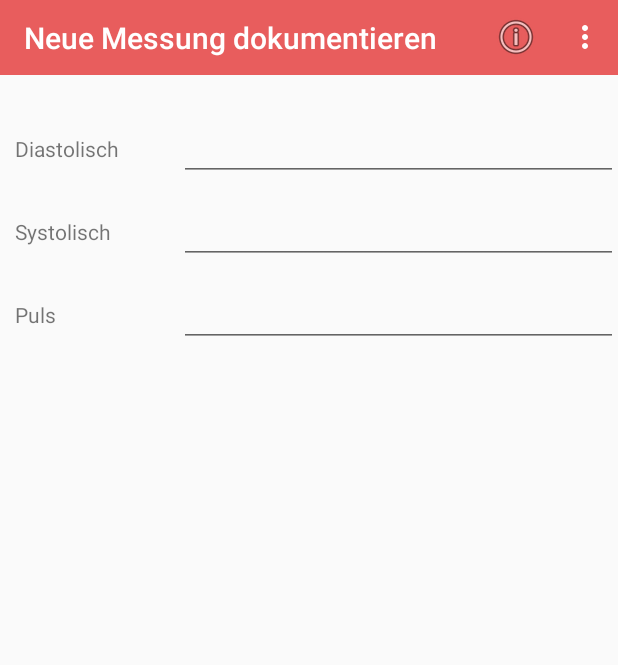
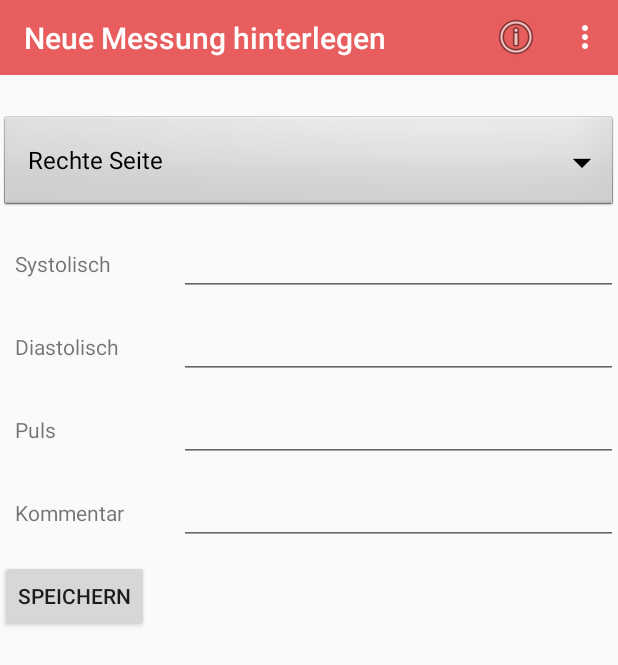
Before and after one commit to daddonma/Gesundheitstagebuch, an Android app: the screen it shows after launch (BludruckMessungInsertActivity before the commit, BlutdruckMessungInsertActivity after it), after a tap on "JETZT EINTRAGEN", on a phone screen of 412 x 824 dp. Shown: the top 665 px of the screen. Run offline under Robolectric (Android 15) with nearby library versions, the phone set to English and light mode, and no system bars.

Commit message:
BlutdruckMessungUebersichtctivity erstellt + Bugfixes insert

```diff
--- a/app/src/main/java/de/macoda/gesundheitstagebuch/MainActivity.java
+++ b/app/src/main/java/de/macoda/gesundheitstagebuch/MainActivity.java
@@ -2,13 +2,14 @@ package de.macoda.gesundheitstagebuch;
 
 import de.macoda.gesundheitstagebuch.blutdruck.*;
 
-import android.content.ContentValues;
 import android.content.Intent;
 import android.os.Bundle;
 import android.util.Log;
 import android.view.Menu;
 import android.view.View;
 import android.widget.Button;
+import android.widget.LinearLayout;
+import android.widget.TextView;
 
 import androidx.appcompat.widget.Toolbar;
 
@@ -32,22 +33,33 @@ public class MainActivity extends AppCompatActivity {
         Log.v(CLASS_NAME, "Die Datenquelle wird geöffnet.");
         blutdruckMessungDataSource.open();
 
-//        ContentValues values = new ContentValues();
-//        values.put(BlutdruckMessungDbHelper.COLUMN_MESSUNG_AM, "2021-03-10");
-//        values.put(BlutdruckMessungDbHelper.COLUMN_MMHG_SYSTOLISCH, "130");
-//        values.put(BlutdruckMessungDbHelper.COLUMN_MMHG_DIASTOLISCH, "85");
-//        values.put(BlutdruckMessungDbHelper.COLUMN_PULS, "70");
-//        values.put(BlutdruckMessungDbHelper.COLUMN_POSITION, BlutdruckMessung.POSITION_RIGHT);
-//        values.put(BlutdruckMessungDbHelper.COLUMN_KOMMENTAR,"Hallo Welt");
-
-       // BlutdruckMessung blutdruckMessungObj = blutdruckMessungDataSource.insertBlutdruckMessung(values);
-        //blutdruckMessungDataSource.getAllBlutdruckMessungen();
-
-       BlutdruckMessung newestBlutdruckMessungRight = blutdruckMessungDataSource.getNewestBlutdruckMessung(BlutdruckMessung.POSITION_RIGHT);
-
        initButtonInsertBlutdruckmessung();
 
+       //Neueste Blutdruckmessung laden
+       loadNewestBlutdruckMessung();
 
+
+        LinearLayout cardBlutdruck = (LinearLayout) findViewById(R.id.card_blutdruck);
+
+        View.OnClickListener onClickListenerx = new View.OnClickListener() {
+            @Override
+            public void onClick(View v) {
+
+                Intent explicitIntent = new Intent(MainActivity.this, BlutdruckMessungUebersichtActivity.class);
+
+                startActivity(explicitIntent);
+            }
+        };
+
+        cardBlutdruck.setOnClickListener(onClickListenerx);
+
+    }
+
+    @Override
+    protected void onResume() {
+        super.onResume();
+
+        loadNewestBlutdruckMessung();
     }
 
     private void initMenuBar() {
@@ -71,14 +83,43 @@ public class MainActivity extends AppCompatActivity {
             @Override
             public void onClick(View v) {
 
-                Intent explicitIntent = new Intent(MainActivity.this, BludruckMessungInsertActivity.class);
+                Intent explicitIntent = new Intent(MainActivity.this, BlutdruckMessungInsertActivity.class);
 
                 startActivity(explicitIntent);
             }
         };
 
+        button.setOnClickListener(onClickListener);
+    }
 
-        button.setOnClickListener(onClickListener);
+    private void loadNewestBlutdruckMessung() {
+
+        BlutdruckMessung newestBlutdruckMessungRechts = blutdruckMessungDataSource.getNewestBlutdruckMessung(BlutdruckMessung.POSITION_RIGHT);
+        BlutdruckMessung newestBlutdruckMessungLinks = blutdruckMessungDataSource.getNewestBlutdruckMessung(BlutdruckMessung.POSITION_LEFT);
+
+        TextView neuesteMessungRechts = (TextView) findViewById(R.id.neueste_messung_rechts);
+        TextView neuesteMessungLinks = (TextView) findViewById(R.id.neueste_messung_links);
+
+        String textLeft;
+        String textRight;
+
+
+        if(newestBlutdruckMessungRechts != null) {
+            textRight = "(R) " + newestBlutdruckMessungRechts.getMmhgSystolisch() + " / " + newestBlutdruckMessungRechts.getMmhgDiastolisch() + " \n " + newestBlutdruckMessungRechts.getLocalMessungAm();
+        } else {
+            textRight = "bisher keine Messung auf der rechten Seite";
+        }
+
+        if(newestBlutdruckMessungLinks != null) {
+            textLeft = "(L) " + newestBlutdruckMessungLinks.getMmhgSystolisch() + " / " + newestBlutdruckMessungLinks.getMmhgDiastolisch() + " \n " + newestBlutdruckMessungLinks.getLocalMessungAm();
+        } else {
+            textLeft = "bisher keine Messung auf der linken Seite";
+        }
+
+        neuesteMessungRechts.setText(textRight);
+        neuesteMessungLinks.setText(textLeft);
+
+
 
     }
 }
--- a/app/src/main/java/de/macoda/gesundheitstagebuch/blutdruck/BludruckMessungInsertActivity.java
+++ /dev/null
@@ -1,36 +0,0 @@
-package de.macoda.gesundheitstagebuch.blutdruck;
-
-import de.macoda.gesundheitstagebuch.*;
-
-import android.os.Bundle;
-import android.view.Menu;
-
-import androidx.appcompat.app.AppCompatActivity;
-import androidx.appcompat.widget.Toolbar;
-
-public class BludruckMessungInsertActivity extends AppCompatActivity {
-
-    @Override
-    protected void onCreate(Bundle savedInstanceState) {
-        super.onCreate(savedInstanceState);
-
-        setContentView(R.layout.activity_blutdruckmessung_insert);
-
-        initMenuBar();
-    }
-
-    @Override
-    public boolean onCreateOptionsMenu(Menu menu) {
-        getMenuInflater().inflate(R.menu.menu_activity_main, menu);
-        return true;
-    }
-
-    private void initMenuBar() {
-        Toolbar toolbar = (Toolbar) findViewById(R.id.toolbar_blutdruckmessung_insert);
-        setSupportActionBar(toolbar);
-
-        getSupportActionBar().setTitle("Neue Messung dokumentieren");
-    }
-
-
-}
--- a/app/src/main/java/de/macoda/gesundheitstagebuch/blutdruck/BlutdruckMessungDataSource.java
+++ b/app/src/main/java/de/macoda/gesundheitstagebuch/blutdruck/BlutdruckMessungDataSource.java
@@ -45,7 +45,7 @@ public class BlutdruckMessungDataSource {
         Log.d(CLASS_NAME, "Datenbank mit Hilfe des DbHelpers geschlossen.");
     }
 
-    public BlutdruckMessung insertBlutdruckMessung(ContentValues values) {
+    public Long insertBlutdruckMessung(ContentValues values) {
 
         String tableName = BlutdruckMessungDbHelper.TABLE_NAME;
 
@@ -57,12 +57,11 @@ public class BlutdruckMessungDataSource {
 
         BlutdruckMessung blutdruckMessungObj = createBlutdruckMessungObjByCursor(cursor);
 
-        return blutdruckMessungObj;
+        return insertedID;
     }
 
     private BlutdruckMessung createBlutdruckMessungObjByCursor(Cursor cursor) {
 
-        String x = "1";
         long id = cursor.getLong(cursor.getColumnIndex(BlutdruckMessungDbHelper.COLUMN_ID));
         String messungAm = cursor.getString(cursor.getColumnIndex(BlutdruckMessungDbHelper.COLUMN_MESSUNG_AM));
         short position = cursor.getShort(cursor.getColumnIndex(BlutdruckMessungDbHelper.COLUMN_POSITION));
--- /dev/null
+++ b/app/src/main/java/de/macoda/gesundheitstagebuch/blutdruck/BlutdruckMessungInsertActivity.java
@@ -0,0 +1,142 @@
+package de.macoda.gesundheitstagebuch.blutdruck;
+
+import de.macoda.gesundheitstagebuch.*;
+
+import android.content.ContentValues;
+import android.os.Bundle;
+import android.util.Log;
+import android.view.Menu;
+import android.view.View;
+import android.widget.ArrayAdapter;
+import android.widget.Button;
+import android.widget.EditText;
+import android.widget.Spinner;
+import android.widget.Toast;
+
+import androidx.appcompat.app.AppCompatActivity;
+import androidx.appcompat.widget.Toolbar;
+
+import java.sql.Timestamp;
+import java.text.SimpleDateFormat;
+
+public class BlutdruckMessungInsertActivity extends AppCompatActivity {
+
+    public static final String CLASS_NAME = BlutdruckMessungInsertActivity.class.getSimpleName();
+
+    private static final String DROPDOWN_TEXT_POS_RIGHT = "Rechte Seite";
+    private static final String DROPDOWN_TEXT_POS_LEFT = "Linke Seite";
+
+    private BlutdruckMessungDataSource blutdruckMessungDataSource;
+    private static final SimpleDateFormat dateFormat = new SimpleDateFormat("yyyy-MM-dd HH:mm:ss");
+
+    private int diastolisch;
+    private int systolisch;
+    private int puls;
+    private String kommentar;
+    private short position;
+    private String messungAm;
+
+    @Override
+    protected void onCreate(Bundle savedInstanceState) {
+
+        Log.d(CLASS_NAME, "asd");
+
+
+        super.onCreate(savedInstanceState);
+
+        blutdruckMessungDataSource = new BlutdruckMessungDataSource(this);
+        blutdruckMessungDataSource.open();
+
+        setContentView(R.layout.activity_blutdruckmessung_insert);
+
+        initMenuBar();
+
+        initDropDownPosition();
+
+        initInsertButton();
+
+    }
+
+    @Override
+    public boolean onCreateOptionsMenu(Menu menu) {
+        getMenuInflater().inflate(R.menu.menu_activity_main, menu);
+        return true;
+    }
+
+    private void initMenuBar() {
+        Toolbar toolbar = (Toolbar) findViewById(R.id.toolbar_blutdruckmessung_insert);
+        setSupportActionBar(toolbar);
+
+        getSupportActionBar().setTitle("Neue Messung hinterlegen");
+    }
+
+    private void initDropDownPosition() {
+
+        Spinner dropdown = (Spinner) findViewById(R.id.dropdown_position);
+
+        String[] items = new String[]{DROPDOWN_TEXT_POS_RIGHT, DROPDOWN_TEXT_POS_LEFT};
+
+        ArrayAdapter<String> adapter = new ArrayAdapter<>(this, android.R.layout.simple_spinner_dropdown_item, items);
+
+        dropdown.setAdapter(adapter);
+    }
+
+    private void initInsertButton() {
+
+        View.OnClickListener onButtonClickListener = new View.OnClickListener() {
+            @Override
+            public void onClick(View v) {
+
+                Timestamp timestamp = new Timestamp(System.currentTimeMillis());
+
+                Spinner dropdownPosition = (Spinner) findViewById(R.id.dropdown_position);
+                EditText editTextDiastolisch = (EditText) findViewById(R.id.input_number_diastolisch);
+                EditText editTextSystolisch = (EditText) findViewById(R.id.input_number_systolisch);
+                EditText editTextPuls = (EditText) findViewById(R.id.input_number_puls);
+                EditText editTextKommentar = (EditText) findViewById(R.id.input_text_kommentar);
+
+                diastolisch = Integer.parseInt(editTextDiastolisch.getText().toString());
+                systolisch = Integer.parseInt(editTextSystolisch.getText().toString());
+                puls = Integer.parseInt(editTextPuls.getText().toString());
+                kommentar = editTextKommentar.getText().toString();
+                messungAm = dateFormat.format(timestamp);
+
+                switch(dropdownPosition.getSelectedItem().toString()) {
+                    case DROPDOWN_TEXT_POS_RIGHT:
+                        position = BlutdruckMessung.POSITION_RIGHT;
+                        break;
+                    case DROPDOWN_TEXT_POS_LEFT:
+                        position = BlutdruckMessung.POSITION_LEFT;
+                        break;
+                }
+
+                insertData();
+
+            }
+        };
+
+        // Anfordern des Button-Objekts über seine Ressourcen-ID
+        Button button = (Button) findViewById(R.id.button_insert_messung);
+
+        // Registrieren der OnClickListener-Instanz für den Button
+        button.setOnClickListener(onButtonClickListener);
+    }
+
+    private void insertData() {
+
+        ContentValues values = new ContentValues();
+        values.put(BlutdruckMessungDbHelper.COLUMN_MESSUNG_AM, messungAm);
+        values.put(BlutdruckMessungDbHelper.COLUMN_MMHG_SYSTOLISCH, Integer.toString(systolisch));
+        values.put(BlutdruckMessungDbHelper.COLUMN_MMHG_DIASTOLISCH, Integer.toString(diastolisch));
+        values.put(BlutdruckMessungDbHelper.COLUMN_PULS, Integer.toString(puls));
+        values.put(BlutdruckMessungDbHelper.COLUMN_POSITION, position);
+        values.put(BlutdruckMessungDbHelper.COLUMN_KOMMENTAR,kommentar);
+
+       long insertedID = blutdruckMessungDataSource.insertBlutdruckMessung(values);
+
+       Toast.makeText(this, "Eintrag erfolgreich gespeichert (ID: " + insertedID +")", Toast.LENGTH_LONG).show();
+
+
+
+    }
+}
--- a/app/src/main/res/layout/activity_blutdruckmessung_insert.xml
+++ b/app/src/main/res/layout/activity_blutdruckmessung_insert.xml
@@ -20,20 +20,13 @@
         android:layout_width="match_parent"
         android:layout_height="wrap_content"
         android:layout_marginTop="10sp">
-        <TextView
-            android:layout_width="25dp"
+
+        <Spinner
+            android:id="@+id/dropdown_position"
+            android:layout_width="match_parent"
             android:layout_height="wrap_content"
-            android:text="Diastolisch"
-            android:layout_weight="1"
-            android:padding="10dp"
-            android:layout_marginEnd="5sp" />
-
-        <EditText
-            android:layout_width="25dp"
-            android:layout_height="wrap_content"
-            android:inputType="number"
-            android:layout_weight="3"
-            android:id="@+id/editText_new_quantity" />
+            android:background="@android:drawable/btn_dropdown"
+            android:spinnerMode="dropdown"/>
 
     </LinearLayout>
 
@@ -55,7 +48,29 @@
             android:layout_height="wrap_content"
             android:inputType="number"
             android:layout_weight="3"
-            android:id="@+id/editText_new_quantity2" />
+            android:id="@+id/input_number_systolisch" />
+
+    </LinearLayout>
+
+    <LinearLayout
+        android:orientation="horizontal"
+        android:layout_width="match_parent"
+        android:layout_height="wrap_content"
+        android:layout_marginTop="10sp">
+        <TextView
+            android:layout_width="25dp"
+            android:layout_height="wrap_content"
+            android:text="Diastolisch"
+            android:layout_weight="1"
+            android:padding="10dp"
+            android:layout_marginEnd="5sp" />
+
+        <EditText
+            android:layout_width="25dp"
+            android:layout_height="wrap_content"
+            android:inputType="number"
+            android:layout_weight="3"
+            android:id="@+id/input_number_diastolisch" />
 
     </LinearLayout>
 
@@ -77,9 +92,44 @@
             android:layout_height="wrap_content"
             android:inputType="number"
             android:layout_weight="3"
-            android:id="@+id/asd" />
+            android:id="@+id/input_number_puls" />
 
     </LinearLayout>
 
+    <LinearLayout
+        android:orientation="horizontal"
+        android:layout_width="match_parent"
+        android:layout_height="wrap_content"
+        android:layout_marginTop="10sp">
+        <TextView
+            android:layout_width="25dp"
+            android:layout_height="wrap_content"
+            android:text="Kommentar"
+            android:layout_weight="1"
+            android:paddingLeft="10dp"
+            android:layout_marginEnd="5sp" />
+
+        <EditText
+            android:layout_width="25dp"
+            android:layout_height="wrap_content"
+            android:inputType="text"
+            android:layout_weight="3"
+            android:id="@+id/input_text_kommentar" />
+
+    </LinearLayout>
+
+    <RelativeLayout
+        android:orientation="horizontal"
+        android:layout_width="match_parent"
+        android:layout_height="wrap_content"
+        android:layout_marginTop="10sp">
+
+        <Button
+            android:id="@+id/button_insert_messung"
+            android:layout_width="wrap_content"
+            android:layout_height="wrap_content"
+            android:text="Speichern" />
+
+    </RelativeLayout>
 
 </LinearLayout>
```
Also changed, not shown: app/src/main/AndroidManifest.xml (+9 -1 lines), app/src/main/java/de/macoda/gesundheitstagebuch/blutdruck/BlutdruckMessung.java (+24 -0 lines), app/src/main/java/de/macoda/gesundheitstagebuch/blutdruck/BlutdruckMessungUebersichtActivity.java (added, +35 -0 lines), app/src/main/res/layout/acitivity_blutdruckmessung_uebersicht.xml (added, +51 -0 lines), app/src/main/res/layout/card_content_blutdruck.xml (+9 -14 lines).
